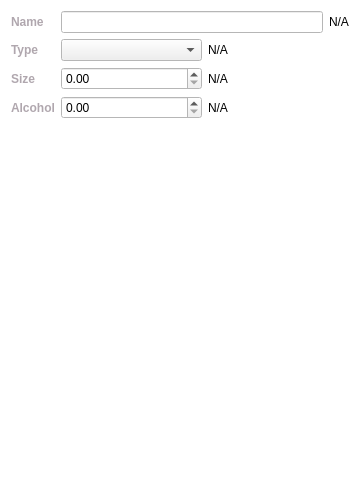
Before: the Qt Designer form Gui/Details/DrinkDetails/DrinkDetailsWidget.ui in lbproductions/ProjectStats, drawn with Qt 5.
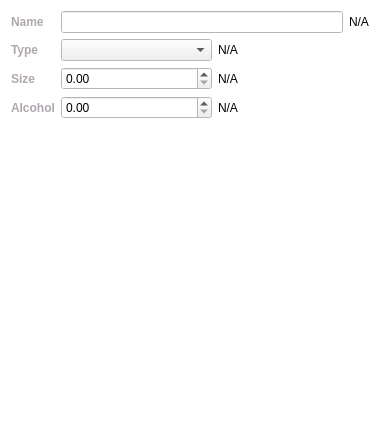
After: the same form once the commit is applied.

Commit message: - Improved some Layouts in ui-files (same look-and-feel, at least I hope so :D) due to better performance with Qt.

Patch:
```diff
--- a/Gui/Details/DrinkDetails/DrinkDetailsWidget.ui
+++ b/Gui/Details/DrinkDetails/DrinkDetailsWidget.ui
@@ -6,8 +6,8 @@
    <rect>
     <x>0</x>
     <y>0</y>
-    <width>360</width>
-    <height>480</height>
+    <width>380</width>
+    <height>435</height>
    </rect>
   </property>
   <property name="sizePolicy">
```
The commit also changes 5 other files.
